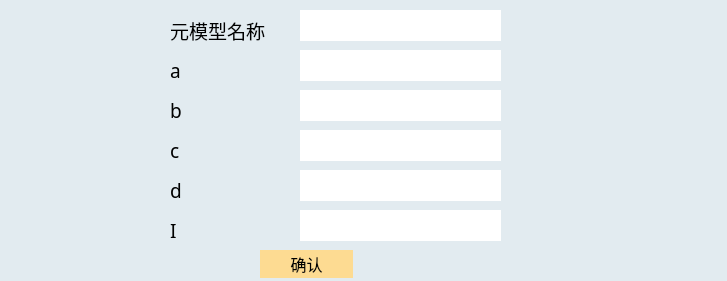
First picture: the form in UI/argument.ui, repository jingxuantju/Neurondatabase, before the edit.
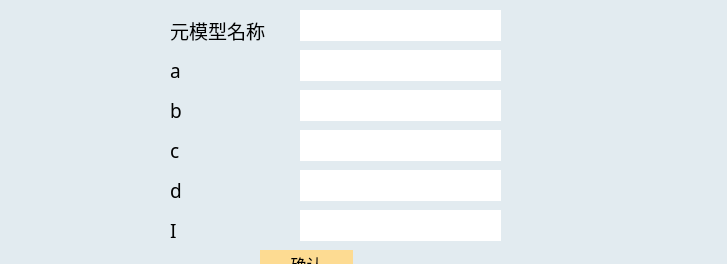
Second picture: the form after the edit.

Diff of the .ui file:
```diff
--- a/UI/argument.ui
+++ b/UI/argument.ui
@@ -7,7 +7,7 @@
     <x>0</x>
     <y>0</y>
     <width>727</width>
-    <height>281</height>
+    <height>264</height>
    </rect>
   </property>
   <property name="windowTitle">
```
